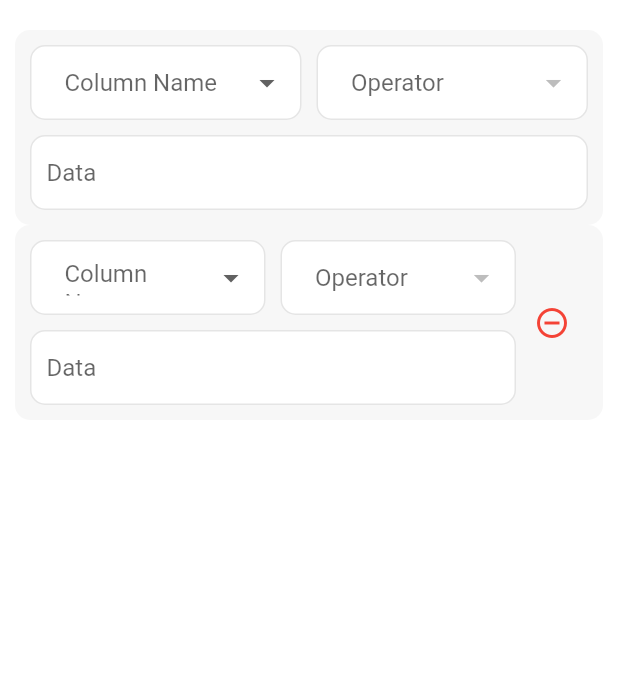
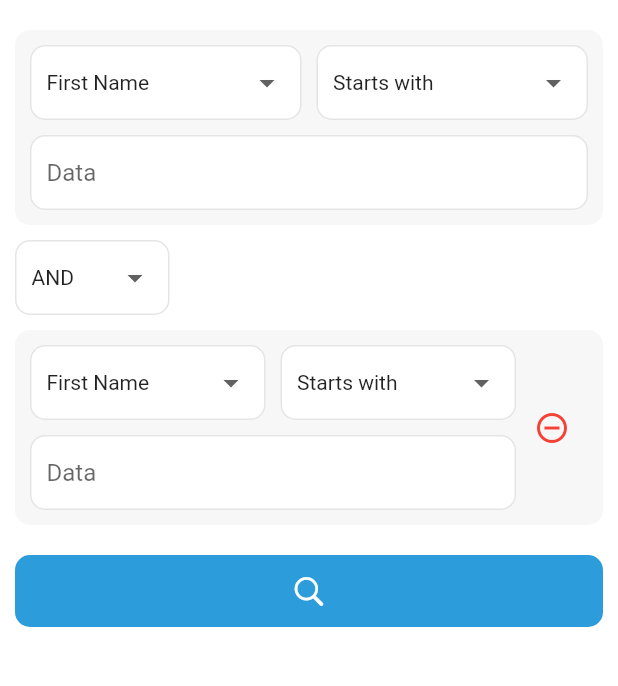
Before and after one commit to abdallah-gaber/query_builder_task, a Flutter app: the screen it shows after launch, after a tap on the "add circle outline" icon, on a phone screen of 412 x 824 dp, the part 132-818 px from its top. Run offline on Flutter 3.47's test engine with Material 2 defaults, Android fonts, the phone set to English and light mode, and no system bars.

Commit message:
Finish Home UI

```diff
--- a/lib/ui/home_screen.dart
+++ b/lib/ui/home_screen.dart
@@ -1,3 +1,4 @@
+import 'package:flutter/cupertino.dart';
 import 'package:flutter/material.dart';
 import 'package:query_builder_task/ui/widgets/query_item_widget.dart';
 
@@ -10,6 +11,14 @@ class HomeScreen extends StatefulWidget {
 
 class _HomeScreenState extends State<HomeScreen> {
   List<QueryItemWidget> queryItemWidget = [const QueryItemWidget()];
+  List<String> logicOperators = ["AND", "OR"];
+  String? selectedLogicOperator;
+
+  @override
+  void initState() {
+    super.initState();
+    selectedLogicOperator = logicOperators[0];
+  }
 
   @override
   Widget build(BuildContext context) {
@@ -51,14 +60,52 @@ class _HomeScreenState extends State<HomeScreen> {
               ),
               ...(queryItemWidget.map((e) {
                 if (queryItemWidget.indexOf(e) == 0) {
-                  return Container(
+                  return Column(
+                    mainAxisSize: MainAxisSize.min,
+                    crossAxisAlignment: CrossAxisAlignment.start,
+                    children: [
+                      Container(
                           width: MediaQuery.of(context).size.width,
                           padding: const EdgeInsets.all(10),
                           decoration: const BoxDecoration(
                             color: Color(0xFFF7F7F7),
                             borderRadius: BorderRadius.all(Radius.circular(10)),
                           ),
-                      child: e);
+                          child: e),
+                      if (queryItemWidget.length > 1)
+                        Container(
+                          margin: const EdgeInsets.symmetric(vertical: 10),
+                          width: MediaQuery.of(context).size.width / 4,
+                          padding: const EdgeInsets.symmetric(horizontal: 10),
+                          decoration: BoxDecoration(
+                              color: Colors.white,
+                              borderRadius:
+                                  const BorderRadius.all(Radius.circular(10.0)),
+                              border:
+                                  Border.all(color: const Color(0xFFE5E5E5))),
+                          child: DropdownButtonHideUnderline(
+                            child: DropdownButton<String>(
+                              isExpanded: true,
+                              items: logicOperators.map((item) {
+                                return DropdownMenuItem<String>(
+                                  child: Text(
+                                    item,
+                                    style: const TextStyle(fontSize: 14),
+                                  ),
+                                  value: item,
+                                );
+                              }).toList(),
+                              value: selectedLogicOperator,
+                              onChanged: (value) {
+                                setState(() {
+                                  selectedLogicOperator = value;
+                                });
+                              },
+                            ),
+                          ),
+                        )
+                    ],
+                  );
                 } else {
                   return Container(
                     width: MediaQuery.of(context).size.width,
@@ -84,7 +131,25 @@ class _HomeScreenState extends State<HomeScreen> {
                     ),
                   );
                 }
-              }).toList())
+              }).toList()),
+              Container(
+                margin: const EdgeInsets.symmetric(vertical: 20),
+                width: MediaQuery.of(context).size.width,
+                child: DecoratedBox(
+                  decoration: BoxDecoration(
+                    borderRadius: BorderRadius.circular(10.0),
+                    color: const Color(0xFF2D9CDB),
+                  ),
+                  child: TextButton(
+                      onPressed: () {},
+                      child: const Center(
+                        child: Icon(
+                          CupertinoIcons.search,
+                          color: Colors.white,
+                        ),
+                      )),
+                ),
+              ),
             ],
           ),
         ),
--- a/lib/ui/widgets/query_item_widget.dart
+++ b/lib/ui/widgets/query_item_widget.dart
@@ -28,6 +28,14 @@ class _QueryItemWidgetState extends State<QueryItemWidget> {
   String? selectedOperator;
   TextEditingController dataController = TextEditingController();
 
+
+  @override
+  void initState() {
+    super.initState();
+    selectedColumn = columnsNames[0];
+    selectedOperator = stringOperators[0];
+  }
+
   @override
   Widget build(BuildContext context) {
     return Column(
@@ -35,28 +43,39 @@ class _QueryItemWidgetState extends State<QueryItemWidget> {
         Row(
           children: [
             Expanded(
+                flex: selectedColumn == null || selectedColumn == "Age" ? 2 : 1,
                 child: Container(
                   padding: const EdgeInsets.symmetric(horizontal: 10),
                   decoration: BoxDecoration(
                       color: Colors.white,
-                  borderRadius: const BorderRadius.all(Radius.circular(10.0)),
+                      borderRadius:
+                          const BorderRadius.all(Radius.circular(10.0)),
                       border: Border.all(color: const Color(0xFFE5E5E5))),
                   child: DropdownButtonHideUnderline(
                     child: DropdownButton<String>(
                       isExpanded: true,
                       items: columnsNames.map((item) {
                         return DropdownMenuItem<String>(
-                      child: Text(item),
+                          child: Text(
+                            item,
+                            style: const TextStyle(fontSize: 14),
+                          ),
                           value: item,
                         );
                       }).toList(),
                       value: selectedColumn,
-                  hint: const Padding(
-                    padding: EdgeInsets.all(12.0),
-                    child: Text("Column Name"),
-                  ),
+                      // hint: const Padding(
+                      //   padding: EdgeInsets.all(8.0),
+                      //   child: Text(
+                      //     "Column Name",
+                      //     style: TextStyle(fontSize: 14),
+                      //   ),
+                      // ),
                       onChanged: (value) {
                         setState(() {
+                          selectedOperator = value == "Age"
+                              ? numberOperators[0]
+                              : stringOperators[0];
                           selectedColumn = value;
                         });
                       },
@@ -67,6 +86,7 @@ class _QueryItemWidgetState extends State<QueryItemWidget> {
               width: 10,
             ),
             Expanded(
+              flex: 1,
               child: Container(
                 padding: const EdgeInsets.symmetric(horizontal: 10),
                 decoration: BoxDecoration(
@@ -83,15 +103,21 @@ class _QueryItemWidgetState extends State<QueryItemWidget> {
                                 : stringOperators))
                         .map((item) {
                       return DropdownMenuItem<String>(
-                        child: Text(item),
+                        child: Text(
+                          item,
+                          style: const TextStyle(fontSize: 14),
+                        ),
                         value: item,
                       );
                     }).toList(),
                     value: selectedOperator,
-                    hint: const Padding(
-                      padding: EdgeInsets.all(12.0),
-                      child: Text("Operator"),
-                    ),
+                    // hint: const Padding(
+                    //   padding: EdgeInsets.all(8.0),
+                    //   child: Text(
+                    //     "Operator",
+                    //     style: TextStyle(fontSize: 14),
+                    //   ),
+                    // ),
                     onChanged: (value) {
                       setState(() {
                         selectedOperator = value;
```
Lines whose indentation alone changed are shown as unchanged.
